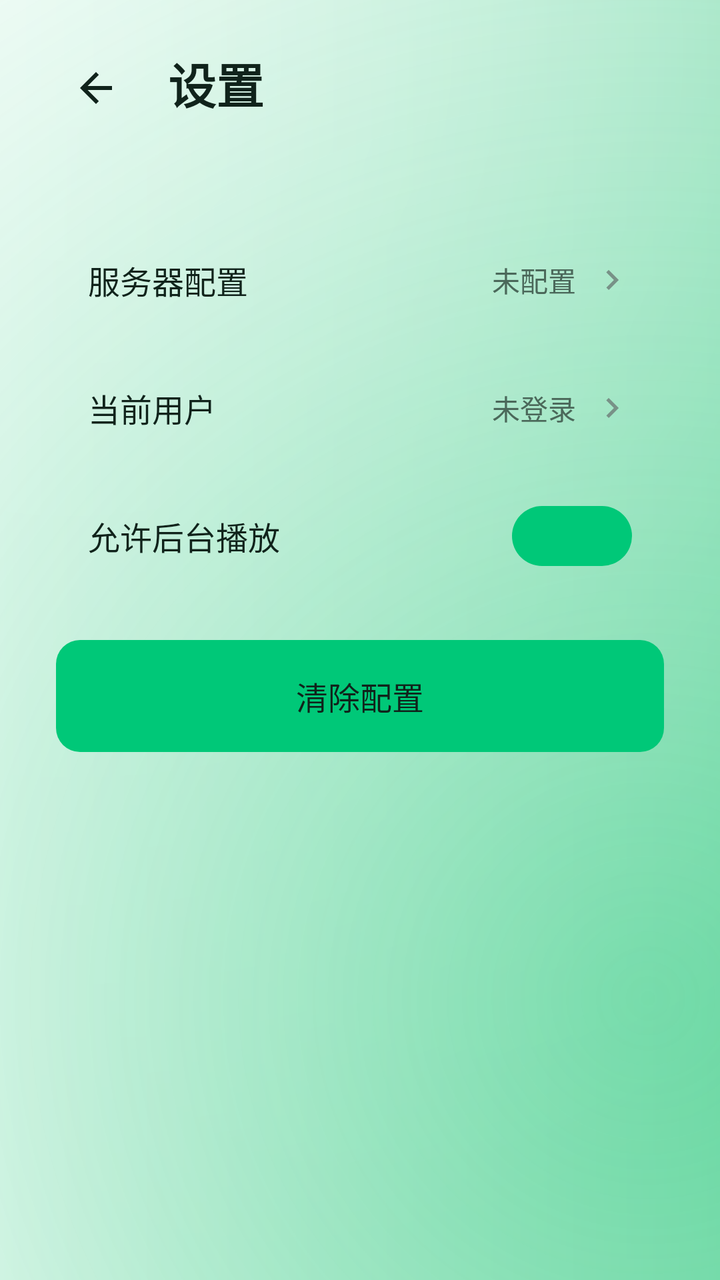
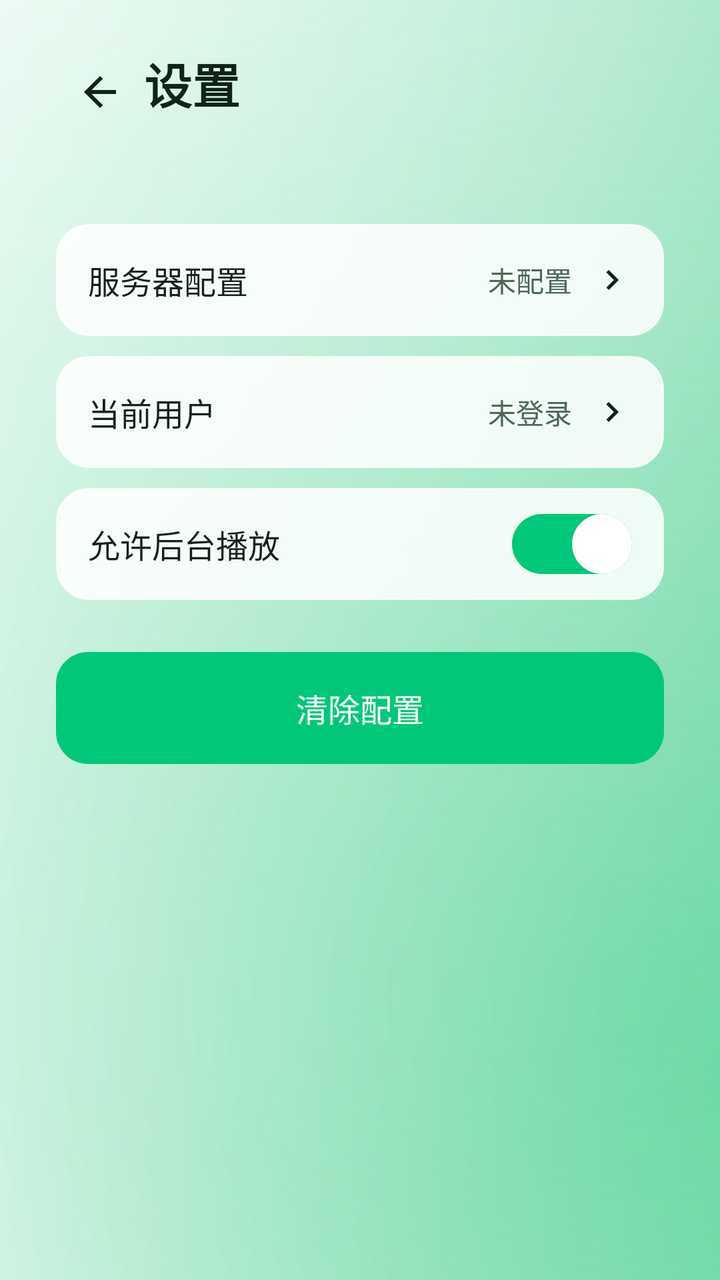

Screens rendered from an Android XML layout before and after an edit, with the pre-edit source and the edit as a unified diff.
<!-- AndroidManifest.xml: application theme AppTheme.NoActionBar -->
<!-- res/layout/activity_settings.xml -->
<?xml version="1.0" encoding="utf-8"?>
<androidx.constraintlayout.widget.ConstraintLayout xmlns:android="http://schemas.android.com/apk/res/android"
    xmlns:app="http://schemas.android.com/apk/res-auto"
    android:layout_width="match_parent"
    android:layout_height="match_parent"
    android:background="@drawable/bg_app_gradient"
    android:nextFocusLeft="@id/tabSettings">

    
    <LinearLayout
        android:id="@+id/topBar"
        android:layout_width="0dp"
        android:layout_height="@dimen/lx_title_height"
        android:orientation="horizontal"
        android:gravity="top"
        android:paddingStart="@dimen/lx_title_gutter"
        android:paddingEnd="@dimen/lx_title_gutter"
        android:paddingTop="@dimen/lx_title_top"
        android:background="@android:color/transparent"
        app:layout_constraintStart_toStartOf="parent"
        app:layout_constraintEnd_toEndOf="parent"
        app:layout_constraintTop_toTopOf="parent">

        <ImageButton
            android:id="@+id/btnBack"
            android:layout_width="40dp"
            android:layout_height="40dp"
            android:src="@drawable/ic_back"
            android:background="@drawable/btn_focused_circle"
            android:scaleType="centerInside"
            android:padding="8dp"
            app:tint="@color/lx_text_primary"
            android:focusable="true"
            android:contentDescription="返回" />

        <TextView
            android:layout_width="0dp"
            android:layout_height="wrap_content"
            android:layout_weight="1"
            android:text="设置"
            android:textSize="24sp"
            android:textStyle="bold"
            android:textColor="@color/lx_text_primary"
            android:layout_marginStart="16dp" />

    </LinearLayout>

    
    <ScrollView
        android:layout_width="0dp"
        android:layout_height="0dp"
        android:fillViewport="true"
        app:layout_constraintStart_toStartOf="parent"
        app:layout_constraintEnd_toEndOf="parent"
        app:layout_constraintTop_toBottomOf="@+id/topBar"
        app:layout_constraintBottom_toBottomOf="parent">

        <LinearLayout
            android:layout_width="match_parent"
            android:layout_height="match_parent"
            android:orientation="vertical"
            android:paddingStart="28dp"
            android:paddingEnd="28dp"
            android:paddingTop="24dp"
            android:paddingBottom="24dp">

            
            <LinearLayout
                android:id="@+id/layoutServerConfig"
                android:layout_width="match_parent"
                android:layout_height="56dp"
                android:orientation="horizontal"
                android:gravity="center_vertical"
                android:background="@drawable/selector_item_bg"
                android:paddingStart="16dp"
                android:paddingEnd="16dp"
                android:focusable="true"
                android:clickable="true"
                android:nextFocusLeft="@id/tabSettings">

                <TextView
                    android:id="@+id/tvConnectionLabel"
                    android:layout_width="0dp"
                    android:layout_height="wrap_content"
                    android:layout_weight="1"
                    android:text="服务器配置"
                    android:textSize="16sp"
                    android:textColor="@color/lx_text_primary" />

                <TextView
                    android:id="@+id/tvServerUrl"
                    android:layout_width="wrap_content"
                    android:layout_height="wrap_content"
                    android:text="未配置"
                    android:textSize="14sp"
                    android:textColor="@color/lx_text_secondary" />

                <ImageView
                    android:layout_width="20dp"
                    android:layout_height="20dp"
                    android:src="@drawable/ic_chevron_right"
                    android:layout_marginStart="8dp"
                    app:tint="@color/lx_text_muted" />

            </LinearLayout>

            
            <LinearLayout
                android:id="@+id/layoutUserInfo"
                android:layout_width="match_parent"
                android:layout_height="56dp"
                android:orientation="horizontal"
                android:gravity="center_vertical"
                android:background="@drawable/selector_item_bg"
                android:paddingStart="16dp"
                android:paddingEnd="16dp"
                android:layout_marginTop="8dp"
                android:focusable="true"
                android:clickable="true"
                android:nextFocusLeft="@id/tabSettings">

                <TextView
                    android:id="@+id/tvLibraryLabel"
                    android:layout_width="0dp"
                    android:layout_height="wrap_content"
                    android:layout_weight="1"
                    android:text="当前用户"
                    android:textSize="16sp"
                    android:textColor="@color/lx_text_primary" />

                <TextView
                    android:id="@+id/tvUsername"
                    android:layout_width="wrap_content"
                    android:layout_height="wrap_content"
                    android:text="未登录"
                    android:textSize="14sp"
                    android:textColor="@color/lx_text_secondary" />

                <ImageView
                    android:layout_width="20dp"
                    android:layout_height="20dp"
                    android:src="@drawable/ic_chevron_right"
                    android:layout_marginStart="8dp"
                    app:tint="@color/lx_text_muted" />

            </LinearLayout>

            
            <LinearLayout
                android:id="@+id/layoutBackgroundPlay"
                android:layout_width="match_parent"
                android:layout_height="56dp"
                android:orientation="horizontal"
                android:gravity="center_vertical"
                android:background="@drawable/selector_item_bg"
                android:paddingStart="16dp"
                android:paddingEnd="16dp"
                android:layout_marginTop="8dp"
                android:focusable="true"
                android:clickable="true"
                android:nextFocusLeft="@id/tabSettings">

                <TextView
                    android:layout_width="0dp"
                    android:layout_height="wrap_content"
                    android:layout_weight="1"
                    android:text="允许后台播放"
                    android:textSize="16sp"
                    android:textColor="@color/lx_text_primary" />

                <ImageButton
                    android:id="@+id/btnBackgroundPlay"
                    android:layout_width="60dp"
                    android:layout_height="30dp"
                    android:background="@drawable/toggle_on"
                    android:scaleType="centerInside"
                    android:clickable="true"
                    android:focusable="true"
                    android:contentDescription="允许后台播放" />

            </LinearLayout>

            
            <LinearLayout
                android:id="@+id/layoutLogout"
                android:layout_width="match_parent"
                android:layout_height="56dp"
                android:orientation="vertical"
                android:gravity="center"
                android:background="@drawable/bg_btn_primary"
                android:layout_marginTop="24dp"
                android:focusable="true"
                android:clickable="true">

                <TextView
                    android:id="@+id/tvClearLabel"
                    android:layout_width="wrap_content"
                    android:layout_height="wrap_content"
                    android:text="清除配置"
                    android:textSize="16sp"
                    android:textColor="@color/lx_text_primary" />

            </LinearLayout>

        </LinearLayout>

    </ScrollView>

</androidx.constraintlayout.widget.ConstraintLayout>
<!-- resources referenced by this layout -->
<resources>
  <color name="lx_text_muted">#789187</color>
  <color name="lx_text_primary">#10231B</color>
  <color name="lx_text_secondary">#4B685A</color>
  <dimen name="lx_title_gutter">28dp</dimen>
  <dimen name="lx_title_height">88dp</dimen>
  <dimen name="lx_title_top">24dp</dimen>
  <!-- drawable bg_btn_primary (drawable) -->
  <?xml version="1.0" encoding="utf-8"?>
  <selector xmlns:android="http://schemas.android.com/apk/res/android">
      <item android:state_pressed="true">
          <shape android:shape="rectangle">
              <solid android:color="@color/lx_brand_pressed" />
              <corners android:radius="12dp" />
          </shape>
      </item>
      <item android:state_focused="true">
          <shape android:shape="rectangle">
              <solid android:color="@color/lx_brand" />
              <corners android:radius="12dp" />
              <stroke android:width="2dp" android:color="@color/lx_focus_ring" />
          </shape>
      </item>
      <item>
          <shape android:shape="rectangle">
              <solid android:color="@color/lx_brand" />
              <corners android:radius="12dp" />
          </shape>
      </item>
  </selector>
  <!-- drawable selector_item_bg (drawable) -->
  <?xml version="1.0" encoding="utf-8"?>
  <selector xmlns:android="http://schemas.android.com/apk/res/android">
      <item android:state_focused="true">
          <shape android:shape="rectangle">
              <solid android:color="@color/lx_bg_focus" />
              <stroke android:width="2dp" android:color="@color/lx_focus_ring" />
              <corners android:radius="12dp" />
          </shape>
      </item>
      <item android:state_selected="true">
          <shape android:shape="rectangle">
              <solid android:color="@color/lx_brand_soft" />
              <stroke android:width="1dp" android:color="@color/lx_brand" />
              <corners android:radius="12dp" />
          </shape>
      </item>
      <item android:drawable="@android:color/transparent" />
  </selector>
  <!-- drawable toggle_on (drawable) -->
  <?xml version="1.0" encoding="utf-8"?>
  <shape xmlns:android="http://schemas.android.com/apk/res/android"
      android:shape="rectangle">
      <solid android:color="@color/lx_brand"/>
      <corners android:radius="15dp"/>
  </shape>
  <color name="lx_brand_pressed">#00A965</color>
  <color name="lx_brand">#00C878</color>
  <color name="lx_focus_ring">#00A965</color>
  <color name="lx_bg_focus">#DFF8ED</color>
  <color name="lx_brand_soft">#3320C878</color>
  <style name="AppTheme" parent="BaseAppTheme" />
  <color name="lx_bg_canvas">#F3F8F5</color>
  <color name="colorPrimary">@color/lx_brand</color>
  <color name="colorPrimaryDark">@color/lx_brand_pressed</color>
  <color name="colorAccent">@color/lx_brand</color>
  <!-- unchanged entries left out for length: 6 -->
</resources>

<!-- the commit's change to res/layout/activity_settings.xml (unified diff, before → after) -->
@@ -23,13 +23,13 @@
 
         <ImageButton
             android:id="@+id/btnBack"
-            android:layout_width="40dp"
-            android:layout_height="40dp"
+            android:layout_width="@dimen/lx_control_compact"
+            android:layout_height="@dimen/lx_control_compact"
             android:src="@drawable/ic_back"
             android:background="@drawable/btn_focused_circle"
             android:scaleType="centerInside"
-            android:padding="8dp"
-            app:tint="@color/lx_text_primary"
+            android:padding="@dimen/lx_space_sm"
+            app:tint="@color/selector_action_content"
             android:focusable="true"
             android:contentDescription="返回" />
 
@@ -38,10 +38,9 @@
             android:layout_height="wrap_content"
             android:layout_weight="1"
             android:text="设置"
-            android:textSize="24sp"
+            android:textSize="@dimen/lx_type_title"
             android:textStyle="bold"
-            android:textColor="@color/lx_text_primary"
-            android:layout_marginStart="16dp" />
+            android:textColor="@color/lx_text_primary" />
 
     </LinearLayout>
 
@@ -59,21 +58,21 @@
             android:layout_width="match_parent"
             android:layout_height="match_parent"
             android:orientation="vertical"
-            android:paddingStart="28dp"
-            android:paddingEnd="28dp"
-            android:paddingTop="24dp"
-            android:paddingBottom="24dp">
+            android:paddingStart="@dimen/lx_title_gutter"
+            android:paddingEnd="@dimen/lx_title_gutter"
+            android:paddingTop="@dimen/lx_nav_gutter"
+            android:paddingBottom="@dimen/lx_nav_gutter">
 
             
             <LinearLayout
                 android:id="@+id/layoutServerConfig"
                 android:layout_width="match_parent"
-                android:layout_height="56dp"
+                android:layout_height="@dimen/lx_control_standard"
                 android:orientation="horizontal"
                 android:gravity="center_vertical"
-                android:background="@drawable/selector_item_bg"
-                android:paddingStart="16dp"
-                android:paddingEnd="16dp"
+                android:background="@drawable/selector_menu_item"
+                android:paddingStart="@dimen/lx_space_md"
+                android:paddingEnd="@dimen/lx_space_md"
                 android:focusable="true"
                 android:clickable="true"
                 android:nextFocusLeft="@id/tabSettings">
@@ -84,23 +83,26 @@
                     android:layout_height="wrap_content"
                     android:layout_weight="1"
                     android:text="服务器配置"
-                    android:textSize="16sp"
-                    android:textColor="@color/lx_text_primary" />
+                    android:textSize="@dimen/lx_type_control"
+                    android:textColor="@color/selector_action_content"
+                    android:duplicateParentState="true" />
 
                 <TextView
                     android:id="@+id/tvServerUrl"
                     android:layout_width="wrap_content"
                     android:layout_height="wrap_content"
                     android:text="未配置"
-                    android:textSize="14sp"
-                    android:textColor="@color/lx_text_secondary" />
+                    android:textSize="@dimen/lx_type_body"
+                    android:textColor="@color/selector_action_secondary_content"
+                    android:duplicateParentState="true" />
 
                 <ImageView
-                    android:layout_width="20dp"
-                    android:layout_height="20dp"
+                    android:layout_width="@dimen/lx_icon_small"
+                    android:layout_height="@dimen/lx_icon_small"
                     android:src="@drawable/ic_chevron_right"
-                    android:layout_marginStart="8dp"
-                    app:tint="@color/lx_text_muted" />
+                    android:layout_marginStart="@dimen/lx_space_sm"
+                    android:duplicateParentState="true"
+                    app:tint="@color/selector_action_content" />
 
             </LinearLayout>
 
@@ -108,13 +110,13 @@
             <LinearLayout
                 android:id="@+id/layoutUserInfo"
                 android:layout_width="match_parent"
-                android:layout_height="56dp"
+                android:layout_height="@dimen/lx_control_standard"
                 android:orientation="horizontal"
                 android:gravity="center_vertical"
-                android:background="@drawable/selector_item_bg"
-                android:paddingStart="16dp"
-                android:paddingEnd="16dp"
-                android:layout_marginTop="8dp"
+                android:background="@drawable/selector_menu_item"
+                android:paddingStart="@dimen/lx_space_md"
+                android:paddingEnd="@dimen/lx_space_md"
+                android:layout_marginTop="@dimen/lx_space_sm"
                 android:focusable="true"
                 android:clickable="true"
                 android:nextFocusLeft="@id/tabSettings">
@@ -125,23 +127,26 @@
                     android:layout_height="wrap_content"
                     android:layout_weight="1"
                     android:text="当前用户"
-                    android:textSize="16sp"
-                    android:textColor="@color/lx_text_primary" />
+                    android:textSize="@dimen/lx_type_control"
+                    android:textColor="@color/selector_action_content"
+                    android:duplicateParentState="true" />
 
                 <TextView
                     android:id="@+id/tvUsername"
                     android:layout_width="wrap_content"
                     android:layout_height="wrap_content"
                     android:text="未登录"
-                    android:textSize="14sp"
-                    android:textColor="@color/lx_text_secondary" />
+                    android:textSize="@dimen/lx_type_body"
+                    android:textColor="@color/selector_action_secondary_content"
+                    android:duplicateParentState="true" />
 
                 <ImageView
-                    android:layout_width="20dp"
-                    android:layout_height="20dp"
+                    android:layout_width="@dimen/lx_icon_small"
+                    android:layout_height="@dimen/lx_icon_small"
                     android:src="@drawable/ic_chevron_right"
-                    android:layout_marginStart="8dp"
-                    app:tint="@color/lx_text_muted" />
+                    android:layout_marginStart="@dimen/lx_space_sm"
+                    android:duplicateParentState="true"
+                    app:tint="@color/selector_action_content" />
 
             </LinearLayout>
 
@@ -149,13 +154,13 @@
             <LinearLayout
                 android:id="@+id/layoutBackgroundPlay"
                 android:layout_width="match_parent"
-                android:layout_height="56dp"
+                android:layout_height="@dimen/lx_control_standard"
                 android:orientation="horizontal"
                 android:gravity="center_vertical"
-                android:background="@drawable/selector_item_bg"
-                android:paddingStart="16dp"
-                android:paddingEnd="16dp"
-                android:layout_marginTop="8dp"
+                android:background="@drawable/selector_menu_item"
+                android:paddingStart="@dimen/lx_space_md"
+                android:paddingEnd="@dimen/lx_space_md"
+                android:layout_marginTop="@dimen/lx_space_sm"
                 android:focusable="true"
                 android:clickable="true"
                 android:nextFocusLeft="@id/tabSettings">
@@ -165,17 +170,18 @@
                     android:layout_height="wrap_content"
                     android:layout_weight="1"
                     android:text="允许后台播放"
-                    android:textSize="16sp"
-                    android:textColor="@color/lx_text_primary" />
+                    android:textSize="@dimen/lx_type_control"
+                    android:textColor="@color/selector_action_content"
+                    android:duplicateParentState="true" />
 
                 <ImageButton
                     android:id="@+id/btnBackgroundPlay"
                     android:layout_width="60dp"
                     android:layout_height="30dp"
-                    android:background="@drawable/toggle_on"
+                    android:background="@drawable/toggle_on_new"
                     android:scaleType="centerInside"
-                    android:clickable="true"
-                    android:focusable="true"
+                    android:clickable="false"
+                    android:focusable="false"
                     android:contentDescription="允许后台播放" />
 
             </LinearLayout>
@@ -184,11 +190,11 @@
             <LinearLayout
                 android:id="@+id/layoutLogout"
                 android:layout_width="match_parent"
-                android:layout_height="56dp"
+                android:layout_height="@dimen/lx_control_standard"
                 android:orientation="vertical"
                 android:gravity="center"
                 android:background="@drawable/bg_btn_primary"
-                android:layout_marginTop="24dp"
+                android:layout_marginTop="@dimen/lx_space_lg"
                 android:focusable="true"
                 android:clickable="true">
 
@@ -197,8 +203,9 @@
                     android:layout_width="wrap_content"
                     android:layout_height="wrap_content"
                     android:text="清除配置"
-                    android:textSize="16sp"
-                    android:textColor="@color/lx_text_primary" />
+                    android:textSize="@dimen/lx_type_control"
+                    android:textColor="@color/selector_primary_action_content"
+                    android:duplicateParentState="true" />
 
             </LinearLayout>
 
<!-- resource entries referenced after the edit -->
@@ -1,65 +1,64 @@
 <!-- resources referenced by this layout -->
 <resources>
-  <color name="lx_text_muted">#789187</color>
   <color name="lx_text_primary">#10231B</color>
+  <dimen name="lx_control_compact">44dp</dimen>
+  <dimen name="lx_control_standard">56dp</dimen>
+  <dimen name="lx_icon_small">20dp</dimen>
+  <dimen name="lx_nav_gutter">24dp</dimen>
+  <dimen name="lx_space_lg">26dp</dimen>
+  <dimen name="lx_space_md">16dp</dimen>
+  <dimen name="lx_space_sm">10dp</dimen>
   <color name="lx_text_secondary">#4B685A</color>
   <dimen name="lx_title_gutter">28dp</dimen>
   <dimen name="lx_title_height">88dp</dimen>
   <dimen name="lx_title_top">24dp</dimen>
+  <dimen name="lx_type_body">14sp</dimen>
+  <dimen name="lx_type_control">16sp</dimen>
+  <dimen name="lx_type_title">24sp</dimen>
   <!-- drawable bg_btn_primary (drawable) -->
   <?xml version="1.0" encoding="utf-8"?>
   <selector xmlns:android="http://schemas.android.com/apk/res/android">
-      <item android:state_pressed="true">
+      <item android:state_enabled="false"><shape><solid android:color="@color/lx_disabled_fill" /><corners android:radius="@dimen/lx_radius_control" /></shape></item>
+      <item android:state_pressed="true"><shape><solid android:color="@color/lx_brand_pressed" /><corners android:radius="@dimen/lx_radius_control" /></shape></item>
+      <item android:state_focused="true"><shape><solid android:color="@color/lx_brand" /><stroke android:width="@dimen/lx_stroke_focus" android:color="@color/lx_focus_ring_strong" /><corners android:radius="@dimen/lx_radius_control" /></shape></item>
+      <item><shape><solid android:color="@color/lx_brand" /><corners android:radius="@dimen/lx_radius_control" /></shape></item>
+  </selector>
+  <!-- drawable selector_menu_item (drawable) -->
+  <?xml version="1.0" encoding="utf-8"?>
+  <selector xmlns:android="http://schemas.android.com/apk/res/android">
+      <item android:state_enabled="false"><shape><solid android:color="@color/lx_disabled_fill" /><corners android:radius="@dimen/lx_radius_control" /></shape></item>
+      <item android:state_pressed="true"><shape><solid android:color="@color/lx_brand_pressed" /><corners android:radius="@dimen/lx_radius_control" /></shape></item>
+      <item android:state_focused="true"><shape><solid android:color="@color/lx_bg_focus" /><stroke android:width="@dimen/lx_stroke_focus" android:color="@color/lx_focus_ring_strong" /><corners android:radius="@dimen/lx_radius_control" /></shape></item>
+      <item><shape><solid android:color="@color/lx_glass_regular" /><stroke android:width="@dimen/lx_stroke_hairline" android:color="@color/lx_glass_highlight" /><corners android:radius="@dimen/lx_radius_control" /></shape></item>
+  </selector>
+  <!-- drawable toggle_on_new (drawable) -->
+  <?xml version="1.0" encoding="utf-8"?>
+  <layer-list xmlns:android="http://schemas.android.com/apk/res/android">
+      <item>
           <shape android:shape="rectangle">
-              <solid android:color="@color/lx_brand_pressed" />
-              <corners android:radius="12dp" />
+              <solid android:color="@color/lx_brand"/>
+              <corners android:radius="16dp"/>
           </shape>
       </item>
-      <item android:state_focused="true">
-          <shape android:shape="rectangle">
-              <solid android:color="@color/lx_brand" />
-              <corners android:radius="12dp" />
-              <stroke android:width="2dp" android:color="@color/lx_focus_ring" />
+      <item android:left="30dp">
+          <shape android:shape="oval">
+              <solid android:color="@color/white"/>
+              <size android:width="28dp" android:height="28dp"/>
           </shape>
       </item>
-      <item>
-          <shape android:shape="rectangle">
-              <solid android:color="@color/lx_brand" />
-              <corners android:radius="12dp" />
-          </shape>
-      </item>
-  </selector>
-  <!-- drawable selector_item_bg (drawable) -->
-  <?xml version="1.0" encoding="utf-8"?>
-  <selector xmlns:android="http://schemas.android.com/apk/res/android">
-      <item android:state_focused="true">
-          <shape android:shape="rectangle">
-              <solid android:color="@color/lx_bg_focus" />
-              <stroke android:width="2dp" android:color="@color/lx_focus_ring" />
-              <corners android:radius="12dp" />
-          </shape>
-      </item>
-      <item android:state_selected="true">
-          <shape android:shape="rectangle">
-              <solid android:color="@color/lx_brand_soft" />
-              <stroke android:width="1dp" android:color="@color/lx_brand" />
-              <corners android:radius="12dp" />
-          </shape>
-      </item>
-      <item android:drawable="@android:color/transparent" />
-  </selector>
-  <!-- drawable toggle_on (drawable) -->
-  <?xml version="1.0" encoding="utf-8"?>
-  <shape xmlns:android="http://schemas.android.com/apk/res/android"
-      android:shape="rectangle">
-      <solid android:color="@color/lx_brand"/>
-      <corners android:radius="15dp"/>
-  </shape>
+  </layer-list>
+  <color name="lx_disabled_fill">#4DFFFFFF</color>
+  <dimen name="lx_radius_control">16dp</dimen>
   <color name="lx_brand_pressed">#00A965</color>
   <color name="lx_brand">#00C878</color>
+  <dimen name="lx_stroke_focus">3dp</dimen>
+  <color name="lx_focus_ring_strong">#008C55</color>
   <color name="lx_focus_ring">#00A965</color>
+  <color name="lx_glass_regular">#D9FFFFFF</color>
+  <dimen name="lx_stroke_hairline">1dp</dimen>
+  <color name="lx_glass_highlight">#CCFFFFFF</color>
+  <color name="white">#FFFFFFFF</color>
   <color name="lx_bg_focus">#DFF8ED</color>
-  <color name="lx_brand_soft">#3320C878</color>
   <style name="AppTheme" parent="BaseAppTheme" />
   <color name="lx_bg_canvas">#F3F8F5</color>
   <color name="colorPrimary">@color/lx_brand</color>
